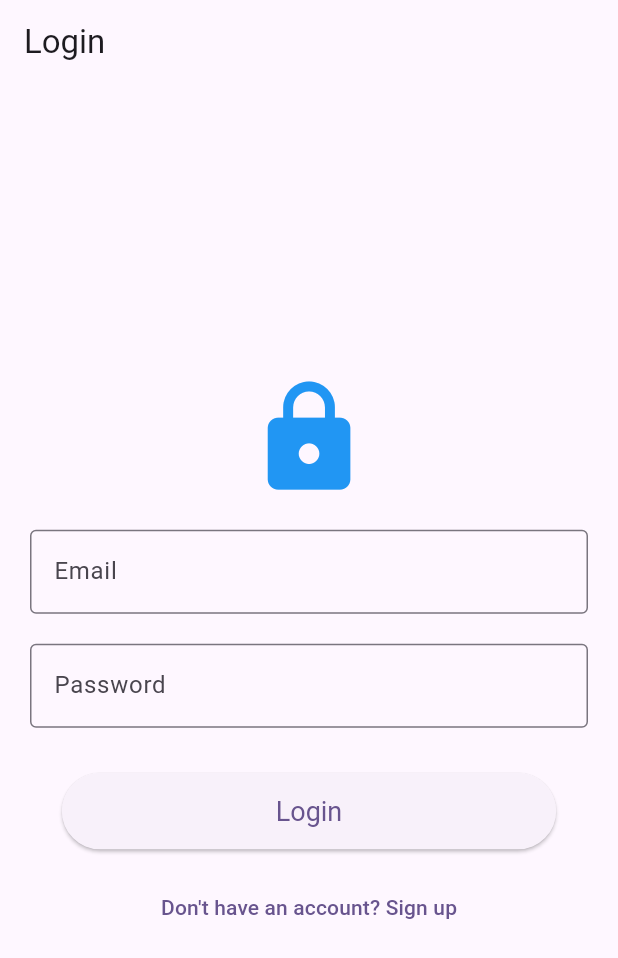
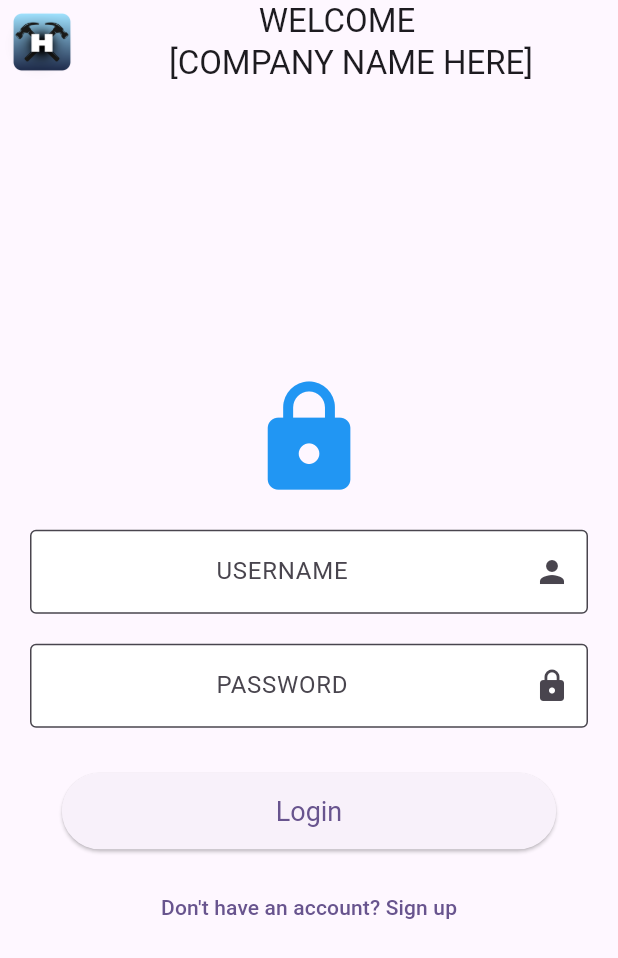
Before and after one commit to LordHandLee/HammerOps, a Flutter app: the screen it shows after launch, on a phone screen of 412 x 824 dp. Shown: the top 958 px of the screen. Run offline on Flutter 3.47's test engine with Material 3 defaults, Android fonts, the phone set to English and light mode, and no system bars.

Commit message:
Centered labeltext on login forms and added icons

```diff
--- a/lib/screens/login_screen.dart
+++ b/lib/screens/login_screen.dart
@@ -37,7 +37,13 @@ class _LoginScreenState extends State<LoginScreen> {
     final screenWidth = MediaQuery.of(context).size.width;
 
     return Scaffold(
-      appBar: AppBar(title: const Text("Login")),
+            appBar: AppBar(
+          leading: Image.asset(
+            'images/logo.png', // URL for network image
+            width: 40,
+            height: 40,
+          ),
+          title: Center(child: const Text('\t\t\t\t\t\t\t\t\t\t\tWELCOME\n[COMPANY NAME HERE]'))),
       body: Center(
         child: SingleChildScrollView(
           padding: const EdgeInsets.all(20),
@@ -53,7 +59,11 @@ class _LoginScreenState extends State<LoginScreen> {
                 TextFormField(
                   controller: _emailController,
                   decoration: const InputDecoration(
-                    labelText: "Email",
+                    label: Center(child: Text("USERNAME")),
+                    // labelText: "USERNAME",
+                    fillColor: Colors.white,
+                    filled: true,
+                    suffixIcon: Icon(Icons.person),
                     border: OutlineInputBorder(),
                   ),
                   keyboardType: TextInputType.emailAddress,
@@ -73,7 +83,11 @@ class _LoginScreenState extends State<LoginScreen> {
                 TextFormField(
                   controller: _passwordController,
                   decoration: const InputDecoration(
-                    labelText: "Password",
+                    label: Center(child: Text("PASSWORD")),
+                    // labelText: "PASSWORD",
+                    fillColor: Colors.white,
+                    filled: true,
+                    suffixIcon: Icon(Icons.lock),
                     border: OutlineInputBorder(),
                   ),
                   obscureText: true,
```
